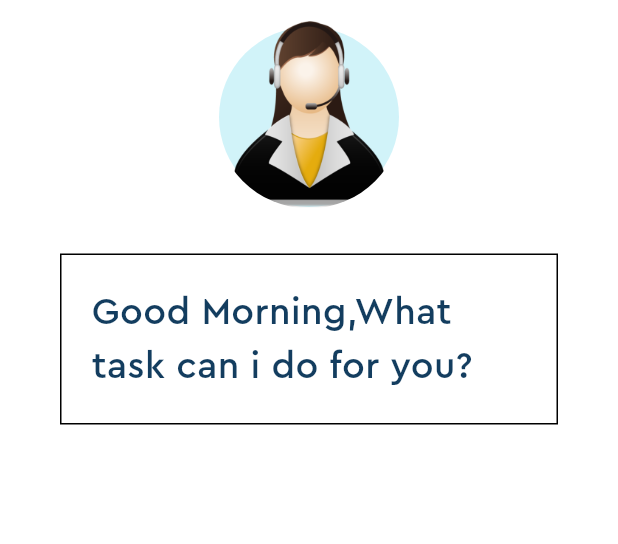
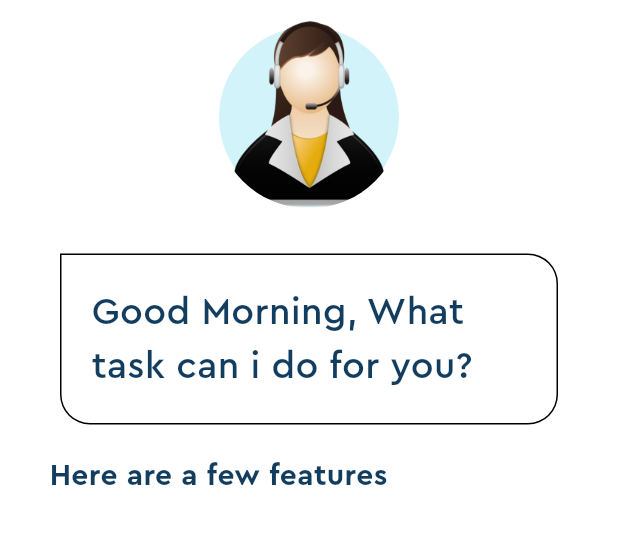
Before and after one commit to AkshaySB5/voice_assistant, a Flutter app: the screen it shows after launch, on a phone screen of 412 x 824 dp, the part 63-607 px from its top. Run offline on Flutter 3.47's test engine with Material 3 defaults, Android fonts, the phone set to English and light mode, and no system bars.

Commit message:
Update home_page.dart

```diff
--- a/lib/home_page.dart
+++ b/lib/home_page.dart
@@ -1,3 +1,4 @@
+import 'package:flutter/cupertino.dart';
 import 'package:flutter/material.dart';
 import 'package:flutter/widgets.dart';
 import 'package:voice_assistant/pallete.dart';
@@ -58,18 +59,37 @@ class  _HomePageState extends State <HomePage> {
               decoration: BoxDecoration(
                border: Border.all(),
                color: Pallete.whiteColor,
+               borderRadius: BorderRadius.circular(20).copyWith(
+                topLeft: Radius.zero
+               )
 
 
               ),
               child: const Padding(
                 padding:  EdgeInsets.symmetric(vertical: 10),
-                child: Text('Good Morning,What task can i do for you?',
+                child: Text('Good Morning, What task can i do for you?',
                 style: TextStyle(
                   fontSize: 25,
                   color: Pallete.mainFontColor,
                   fontFamily:'Cera Pro'
                 ),),
               ),
+          ),
+           Container(
+            padding: const EdgeInsets.all(10),
+            margin: const EdgeInsets.only(
+              top:10 ,
+              left:23
+            ),
+            alignment: Alignment.centerLeft,
+            child: const Text('Here are a few features',
+            style: TextStyle(
+              fontFamily: 'Cera Pro',
+              color:Pallete.mainFontColor,
+              fontSize: 20,
+              fontWeight: FontWeight.bold
+
+            ),),
           )
 
         ],
```
